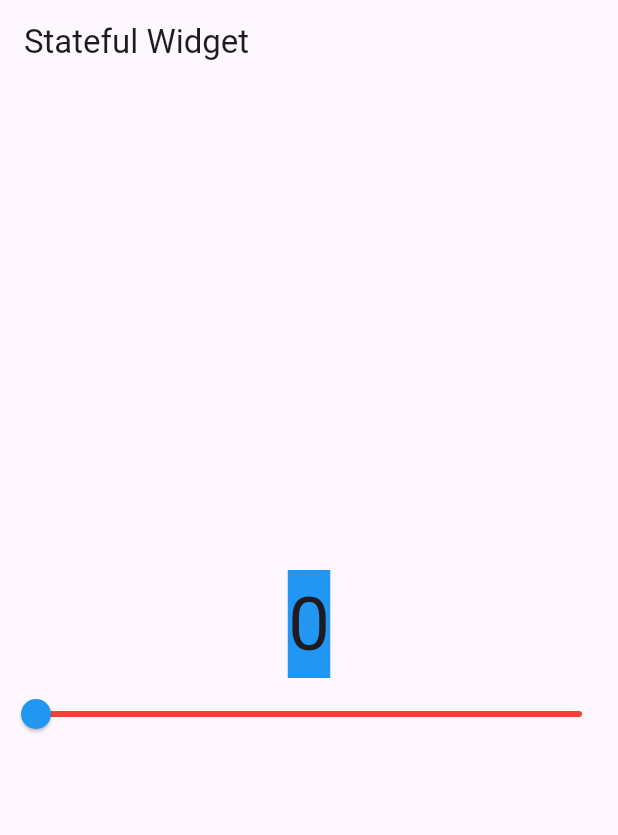
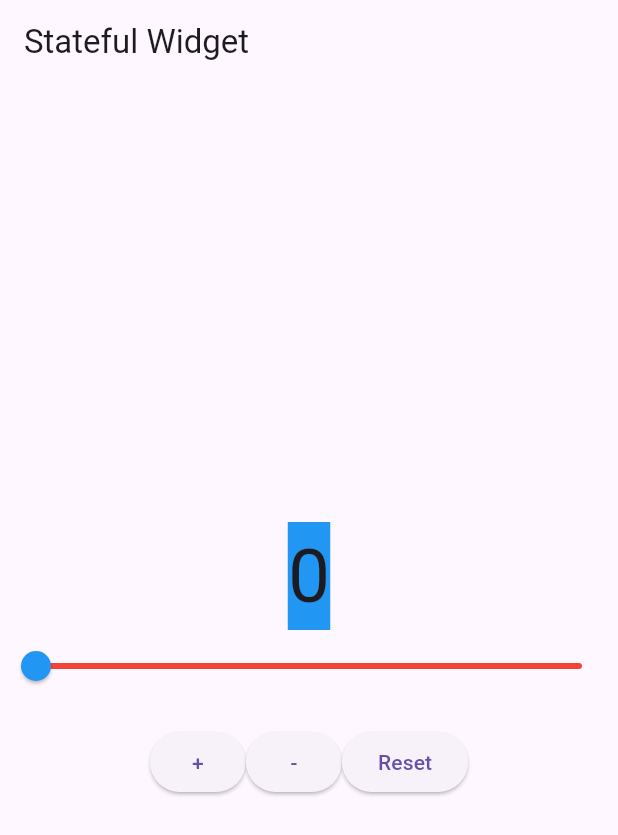
Before and after one commit to hien-dao/MobAppDev_Inclass04, a Flutter app: the screen it shows after launch, on a phone screen of 412 x 824 dp. Shown: the top 835 px of the screen. Run offline on Flutter 3.47's test engine with Material 3 defaults, Android fonts, the phone set to English and light mode, and no system bars.

Commit message:
Add increment, decrement, reset buttons

```diff
--- a/lib/main.dart
+++ b/lib/main.dart
@@ -60,6 +60,42 @@ class _CounterWidgetState extends State<CounterWidget> {
             activeColor: Colors.blue,
             inactiveColor: Colors.red,
           ),
+          const SizedBox(height: 16),
+          Row(
+            mainAxisAlignment: MainAxisAlignment.center,
+            children: [
+              ElevatedButton(
+                onPressed: () {
+                  setState(() {
+                    _counter++; // Increment counter by 1
+                  });
+                },
+                child: const Text('+'),
+              ),
+
+              const SizedBox(height: 8),
+              ElevatedButton(
+                onPressed: () {
+                  setState(() {
+                    if(_counter>0) {
+                      _counter--;
+                    } // Decrement counter by 1
+                  });
+                },
+                child: const Text('-'),
+              ),
+
+              const SizedBox(height: 8),
+              ElevatedButton(
+                onPressed: () {
+                  setState(() {
+                    _counter = 0; // Reset counter to 0
+                  });
+                },
+                child: const Text('Reset'),
+              ),
+            ],
+          ),
         ],
       ),
     );
```
